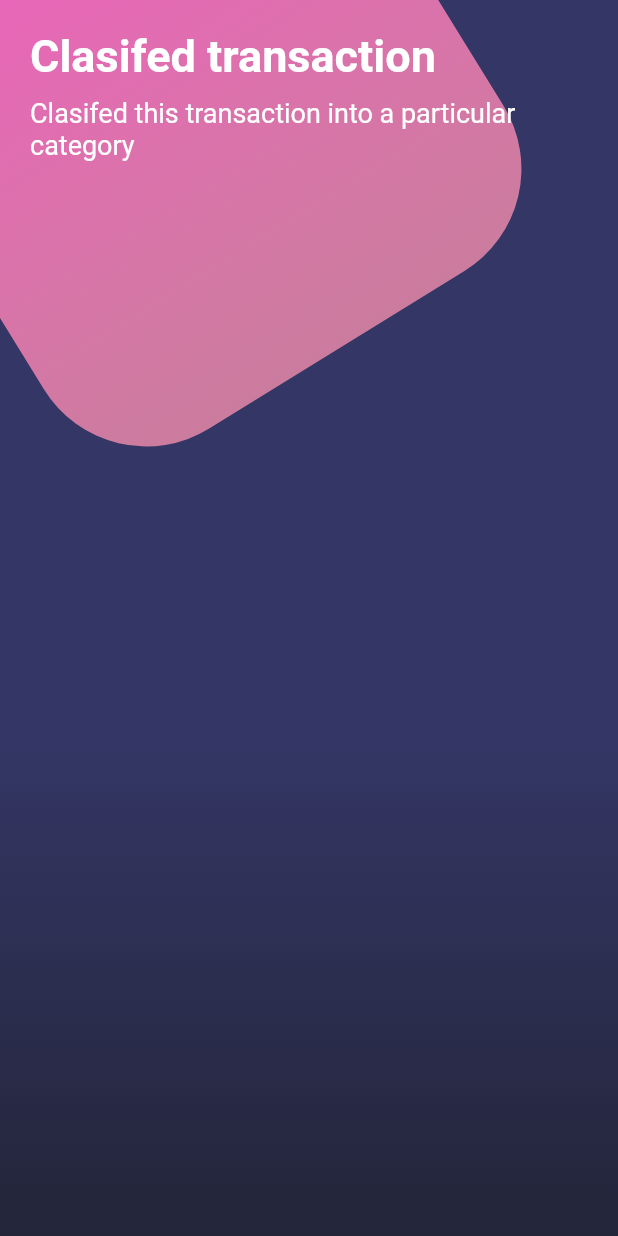
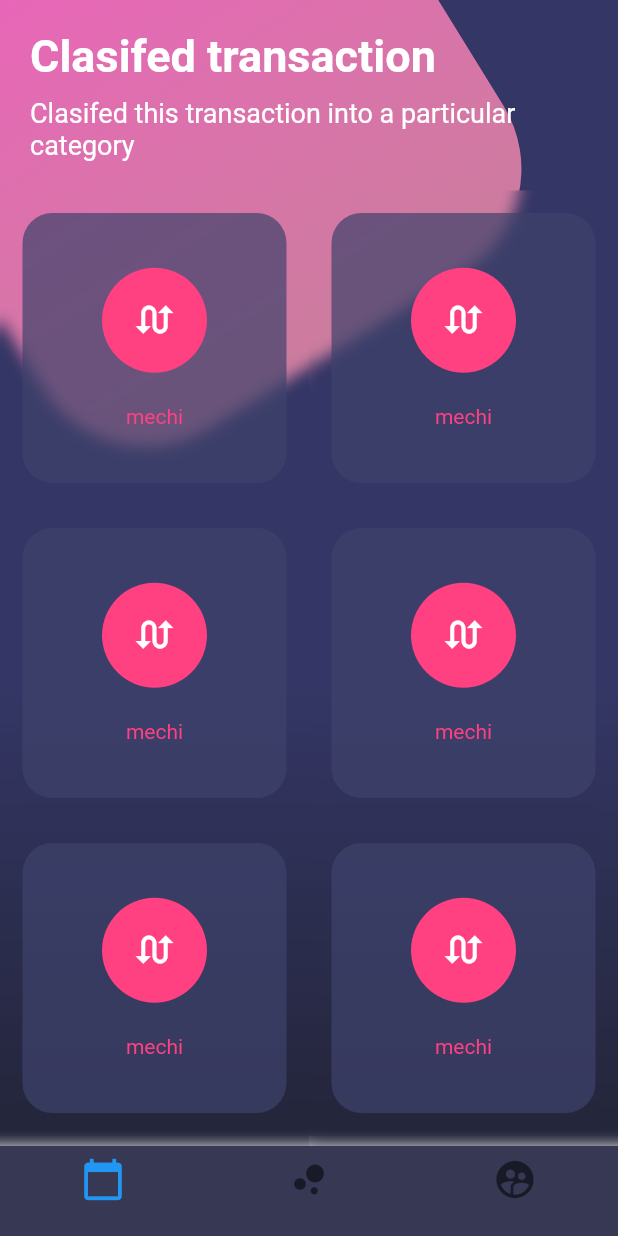
Before and after one commit to mmunozpatino/flutter_designs, a Flutter app: the screen it shows after launch, on a phone screen of 412 x 824 dp. Run offline on Flutter 3.47's test engine with Material 2 defaults, Android fonts, the phone set to English and light mode, and no system bars.

Commit message:
video 142 ok

```diff
--- a/lib/src/pages/buttons_page.dart
+++ b/lib/src/pages/buttons_page.dart
@@ -1,3 +1,5 @@
+import 'dart:ui';
+
 import 'package:flutter/material.dart';
 
 class ButtonsPage extends StatelessWidget {
@@ -13,13 +15,15 @@ class ButtonsPage extends StatelessWidget {
             SingleChildScrollView(
                 child: Column(
               children: <Widget>[
-                _titles()
+                _titles(),
+                _roundesButtons()
               ],
-            )
-          )
+            ))
           ],
         ),
-    ));
+      ),
+      bottomNavigationBar: _bottomNavigationBar(context)
+    );
   }
 
   Widget _backgroundApp() {
@@ -43,23 +47,16 @@ class ButtonsPage extends StatelessWidget {
           width: 360.0,
           decoration: BoxDecoration(
               borderRadius: BorderRadius.circular(80.0),
-              gradient: LinearGradient(
-                colors: [
+              gradient: LinearGradient(colors: [
                 Color.fromRGBO(236, 98, 188, 1.0),
                 Color.fromRGBO(241, 142, 172, 0.8)
-                ]
-                )
-              ),
+              ])),
         ));
 
     return Stack(
       children: <Widget>[
         gradient,
-        Positioned(
-          top: -100.0,
-          left: -50.0,
-          child: pinkBox
-        )
+        Positioned(top: -100.0, left: -50.0, child: pinkBox)
       ],
     );
   }
@@ -71,12 +68,123 @@ class ButtonsPage extends StatelessWidget {
         child: Column(
           crossAxisAlignment: CrossAxisAlignment.start,
           children: <Widget>[
-            Text("Clasifed transaction", style: TextStyle( color: Colors.white, fontSize: 30.0, fontWeight: FontWeight.bold ),),
+            Text(
+              "Clasifed transaction",
+              style: TextStyle(
+                  color: Colors.white,
+                  fontSize: 30.0,
+                  fontWeight: FontWeight.bold),
+            ),
             SizedBox(height: 10.0),
-            Text("Clasifed this transaction into a particular category", style: TextStyle( color: Colors.white, fontSize: 18.0),),
+            Text(
+              "Clasifed this transaction into a particular category",
+              style: TextStyle(color: Colors.white, fontSize: 18.0),
+            ),
           ],
         ),
       ),
     );
   }
+
+  Widget _bottomNavigationBar(BuildContext context) {
+    return Theme(
+      data: Theme.of(context).copyWith(
+        canvasColor: Color.fromRGBO(55, 57, 84, 1.0), //comunmente es el color de fondo
+        primaryColor: Colors.pinkAccent,
+        textTheme: Theme.of(context).textTheme.copyWith(
+          caption: TextStyle( color: Color.fromRGBO(116, 117, 152, 1.0))
+        )
+      ),
+      child: BottomNavigationBar(
+        items: <BottomNavigationBarItem> [
+          BottomNavigationBarItem(icon: Icon(Icons.calendar_today, size: 30.0),title: Container()),
+          BottomNavigationBarItem(icon: Icon(Icons.bubble_chart, size: 30.0),title: Container()),
+          BottomNavigationBarItem(icon: Icon(Icons.supervised_user_circle, size: 30.0),title: Container()),
+        ]
+      )
+    );
   }
+
+  Widget _roundesButtons() {
+
+    return Table(
+      children: <TableRow> [
+        //all the rows must have the same numbers of elements!
+        TableRow(
+          children: [
+            //ocupa por defecto todo el ancho la fila
+            _renderRoundedButton(Colors.blue, Icons.border_all, 'general'),
+            _renderRoundedButton(Colors.purpleAccent, Icons.directions_bus, 'bus'),
+          ],
+        ),
+        TableRow(
+          children: [
+            //ocupa por defecto todo el ancho la fila
+            _renderRoundedButton(Colors.blue, Icons.border_all, 'general'),
+            _renderRoundedButton(Colors.purpleAccent, Icons.directions_bus, 'bus'),
+          ],
+        ),
+        TableRow(
+          children: [
+            //ocupa por defecto todo el ancho la fila
+            _renderRoundedButton(Colors.blue, Icons.border_all, 'general'),
+            _renderRoundedButton(Colors.purpleAccent, Icons.directions_bus, 'bus'),
+          ],
+        ),
+        TableRow(
+          children: [
+            //ocupa por defecto todo el ancho la fila
+            _renderRoundedButton(Colors.blue, Icons.border_all, 'general'),
+            _renderRoundedButton(Colors.purpleAccent, Icons.directions_bus, 'bus'),
+          ],
+        ),
+        TableRow(
+          children: [
+            //ocupa por defecto todo el ancho la fila
+            _renderRoundedButton(Colors.blue, Icons.border_all, 'general'),
+            _renderRoundedButton(Colors.purpleAccent, Icons.directions_bus, 'bus'),
+          ],
+        ),
+        TableRow(
+          children: [
+            //ocupa por defecto todo el ancho la fila
+            _renderRoundedButton(Colors.blue, Icons.border_all, 'general'),
+            _renderRoundedButton(Colors.purpleAccent, Icons.directions_bus, 'bus'),
+          ],
+        ),
+      ],
+    );
+  }
+
+  Widget _renderRoundedButton(Color color, IconData icon, String text) {
+    return ClipRRect(
+      child: BackdropFilter(
+        filter: ImageFilter.blur(sigmaX: 5.0, sigmaY: 5.0),
+        child: Container(
+          height: 180.0,
+          margin: EdgeInsets.all(15.0),
+          decoration: BoxDecoration(
+            color: Color.fromRGBO(62, 66, 107, 0.7),
+            borderRadius: BorderRadius.circular(20.0)
+          ),
+          child: Column(
+            mainAxisAlignment: MainAxisAlignment.spaceAround,
+            children: <Widget>[
+              SizedBox( height: 5.0,),
+              CircleAvatar(
+                backgroundColor: Colors.pinkAccent,
+                radius: 35.0,
+                child: Icon(Icons.swap_calls, color: Colors.white, size: 30.0),
+              ),
+              Text(
+                'mechi',
+                style: TextStyle( color: Colors.pinkAccent),
+              ),
+              SizedBox( height: 5.0,),
+            ],
+          )
+        ),
+      ),
+    );
+  }
+}
```
Lines whose indentation alone changed are shown as unchanged.
